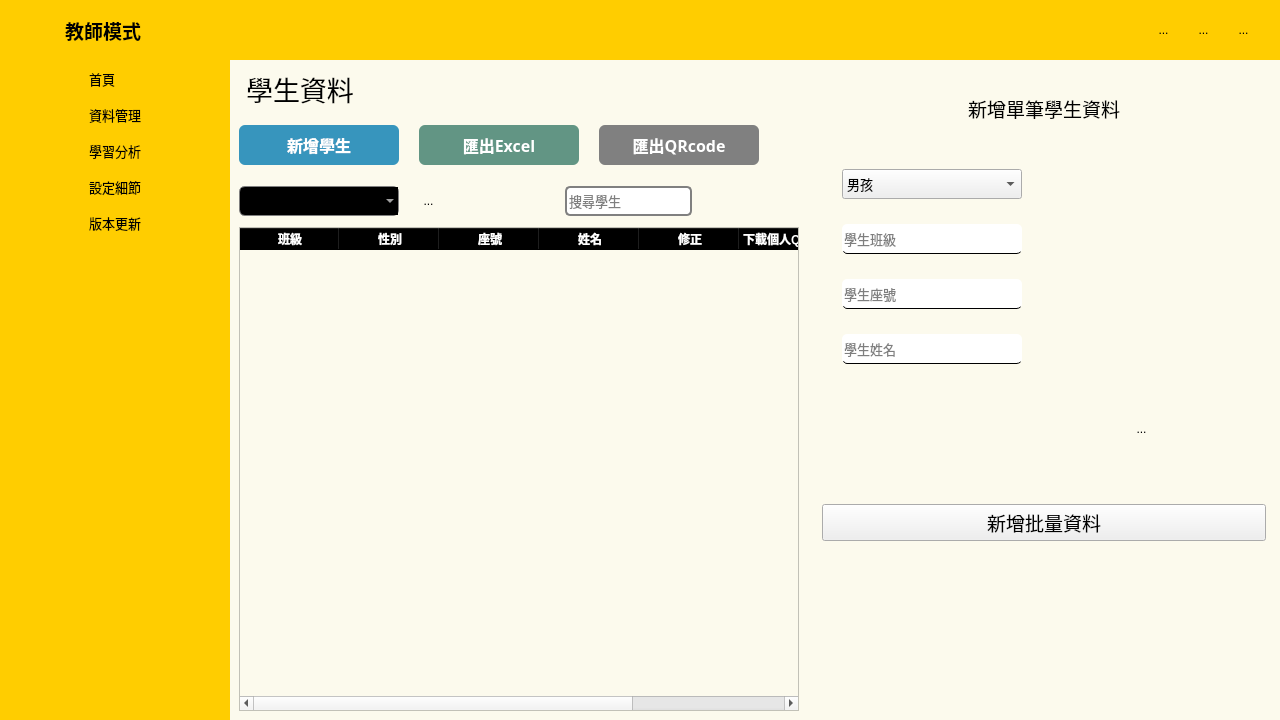
Before: the Qt Designer form src/ui/teacher_mode.ui in forggy0113/re-lego, drawn with Qt 5.
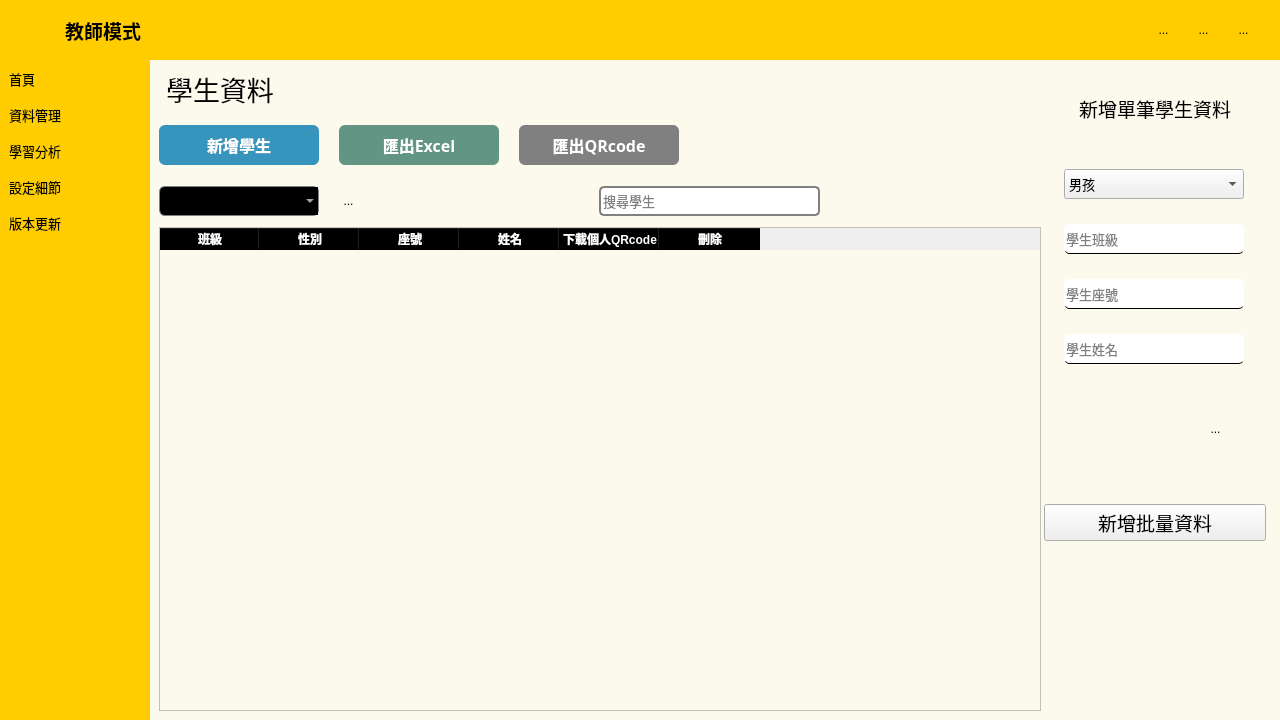
After: the same form once the commit is applied. Icons and pictures are not drawn.

```diff
--- a/src/ui/teacher_mode.ui
+++ b/src/ui/teacher_mode.ui
@@ -295,236 +295,6 @@
           <property name="bottomMargin">
            <number>0</number>
           </property>
-          <item>
-           <widget class="QWidget" name="side_menu_1" native="true">
-            <property name="minimumSize">
-             <size>
-              <width>80</width>
-              <height>0</height>
-             </size>
-            </property>
-            <property name="maximumSize">
-             <size>
-              <width>80</width>
-              <height>16777215</height>
-             </size>
-            </property>
-            <property name="styleSheet">
-             <string notr="true">QPushButton{
-border:none;
-}
-
-QPushButton:hover{
-background-color:white;
-border-radius:5px;
-border-style:2px solid block;
-}
-QPushButton:checked{
-background-color:white;
-border-radius:5px;
-border-style:2px solid block;
-}
-
-QWidget{
-background-color:#FFCD00;
-}</string>
-            </property>
-            <layout class="QVBoxLayout" name="verticalLayout_2">
-             <item>
-              <widget class="QPushButton" name="home_button">
-               <property name="text">
-                <string/>
-               </property>
-               <property name="icon">
-                <iconset>
-                 <normaloff>icon/house.png</normaloff>icon/house.png</iconset>
-               </property>
-               <property name="iconSize">
-                <size>
-                 <width>50</width>
-                 <height>50</height>
-                </size>
-               </property>
-               <property name="checkable">
-                <bool>true</bool>
-               </property>
-               <property name="autoExclusive">
-                <bool>true</bool>
-               </property>
-              </widget>
-             </item>
-             <item>
-              <spacer name="verticalSpacer_9">
-               <property name="orientation">
-                <enum>Qt::Vertical</enum>
-               </property>
-               <property name="sizeType">
-                <enum>QSizePolicy::Fixed</enum>
-               </property>
-               <property name="sizeHint" stdset="0">
-                <size>
-                 <width>20</width>
-                 <height>10</height>
-                </size>
-               </property>
-              </spacer>
-             </item>
-             <item>
-              <widget class="QPushButton" name="database_button">
-               <property name="text">
-                <string/>
-               </property>
-               <property name="icon">
-                <iconset>
-                 <normaloff>icon/contact_page.png</normaloff>icon/contact_page.png</iconset>
-               </property>
-               <property name="iconSize">
-                <size>
-                 <width>50</width>
-                 <height>50</height>
-                </size>
-               </property>
-               <property name="checkable">
-                <bool>true</bool>
-               </property>
-               <property name="autoExclusive">
-                <bool>true</bool>
-               </property>
-              </widget>
-             </item>
-             <item>
-              <spacer name="verticalSpacer_4">
-               <property name="orientation">
-                <enum>Qt::Vertical</enum>
-               </property>
-               <property name="sizeType">
-                <enum>QSizePolicy::Fixed</enum>
-               </property>
-               <property name="sizeHint" stdset="0">
-                <size>
-                 <width>20</width>
-                 <height>10</height>
-                </size>
-               </property>
-              </spacer>
-             </item>
-             <item>
-              <widget class="QPushButton" name="analytics_button">
-               <property name="text">
-                <string/>
-               </property>
-               <property name="icon">
-                <iconset>
-                 <normaloff>icon/analytics.png</normaloff>icon/analytics.png</iconset>
-               </property>
-               <property name="iconSize">
-                <size>
-                 <width>50</width>
-                 <height>50</height>
-                </size>
-               </property>
-               <property name="checkable">
-                <bool>true</bool>
-               </property>
-               <property name="autoExclusive">
-                <bool>true</bool>
-               </property>
-              </widget>
-             </item>
-             <item>
-              <spacer name="verticalSpacer_2">
-               <property name="orientation">
-                <enum>Qt::Vertical</enum>
-               </property>
-               <property name="sizeType">
-                <enum>QSizePolicy::Fixed</enum>
-               </property>
-               <property name="sizeHint" stdset="0">
-                <size>
-                 <width>20</width>
-                 <height>10</height>
-                </size>
-               </property>
-              </spacer>
-             </item>
-             <item>
-              <widget class="QPushButton" name="setting_button">
-               <property name="text">
-                <string/>
-               </property>
-               <property name="icon">
-                <iconset>
-                 <normaloff>icon/settings.png</normaloff>icon/settings.png</iconset>
-               </property>
-               <property name="iconSize">
-                <size>
-                 <width>50</width>
-                 <height>50</height>
-                </size>
-               </property>
-               <property name="checkable">
-                <bool>true</bool>
-               </property>
-               <property name="autoExclusive">
-                <bool>true</bool>
-               </property>
-              </widget>
-             </item>
-             <item>
-              <spacer name="verticalSpacer_3">
-               <property name="orientation">
-                <enum>Qt::Vertical</enum>
-               </property>
-               <property name="sizeType">
-                <enum>QSizePolicy::Fixed</enum>
-               </property>
-               <property name="sizeHint" stdset="0">
-                <size>
-                 <width>20</width>
-                 <height>10</height>
-                </size>
-               </property>
-              </spacer>
-             </item>
-             <item>
-              <widget class="QPushButton" name="release_button">
-               <property name="text">
-                <string/>
-               </property>
-               <property name="icon">
-                <iconset>
-                 <normaloff>icon/new_releases.png</normaloff>icon/new_releases.png</iconset>
-               </property>
-               <property name="iconSize">
-                <size>
-                 <width>50</width>
-                 <height>50</height>
-                </size>
-               </property>
-               <property name="checkable">
-                <bool>true</bool>
-               </property>
-               <property name="autoExclusive">
-                <bool>true</bool>
-               </property>
-              </widget>
-             </item>
-             <item>
-              <spacer name="verticalSpacer">
-               <property name="orientation">
-                <enum>Qt::Vertical</enum>
-               </property>
-               <property name="sizeHint" stdset="0">
-                <size>
-                 <width>20</width>
-                 <height>40</height>
-                </size>
-               </property>
-              </spacer>
-             </item>
-            </layout>
-           </widget>
-          </item>
           <item>
            <widget class="QWidget" name="side_menu_2" native="true">
             <property name="minimumSize">
@@ -835,6 +605,12 @@
                  </property>
                  <item>
                   <widget class="QWidget" name="widget" native="true">
+                   <property name="minimumSize">
+                    <size>
+                     <width>900</width>
+                     <height>0</height>
+                    </size>
+                   </property>
                    <property name="styleSheet">
                     <string notr="true">QComboBox{
 border:1px solid gray;
@@ -1234,11 +1010,6 @@
                         <string>姓名</string>
                        </property>
                       </column>
-                      <column>
-                       <property name="text">
-                        <string>修正</string>
-                       </property>
-                      </column>
                       <column>
                        <property name="text">
                         <string>下載個人QRcode</string>
```
Left out of the diff: 176 changed lines with no effect on the pictures.
